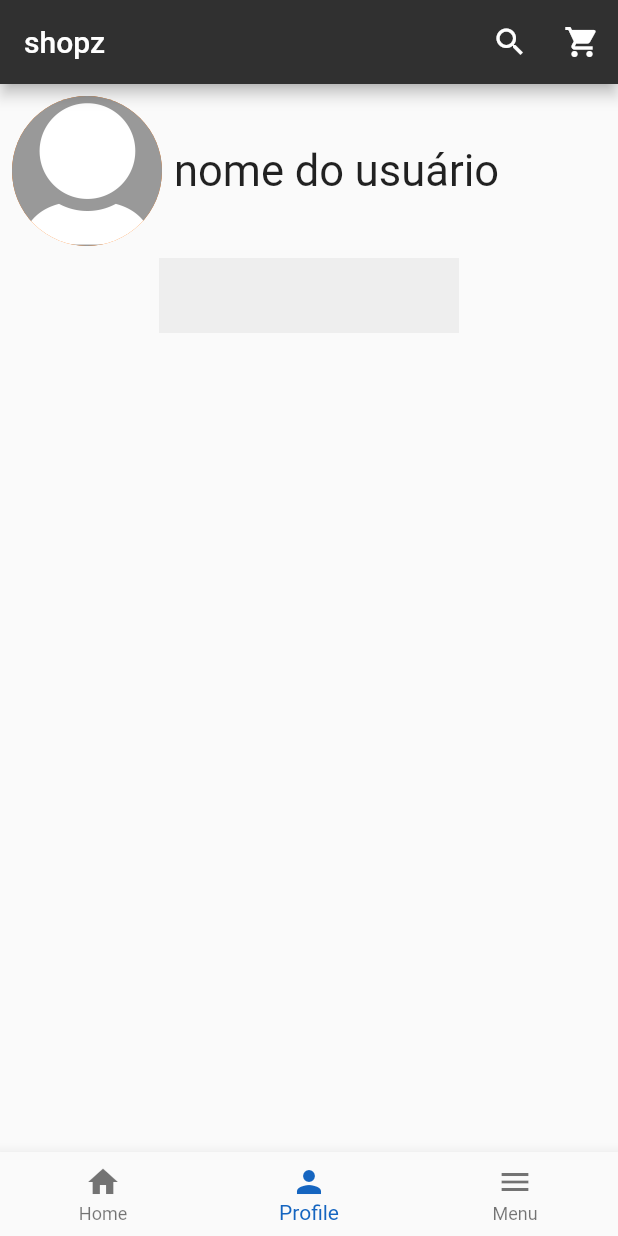
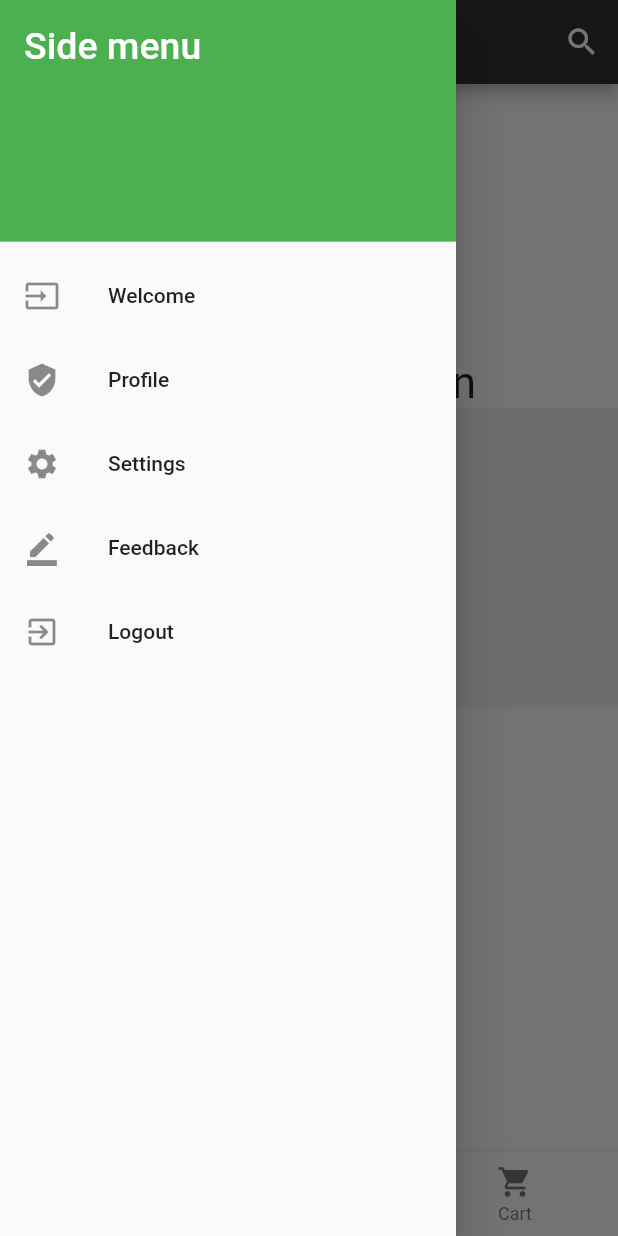
Before and after one commit to Kaine-Koyomi/Shopz_mobile, a Flutter app: the screen it shows after launch, item 2 of the bottom bar chosen, with the side drawer open (before the commit the screen has no drawer), on a phone screen of 412 x 824 dp. Run offline on Flutter 3.47's test engine with Material 2 defaults, Android fonts, the phone set to English and light mode, and no system bars; Roboto replaces fonts that are missing (anton).

Commit message:
profile and default side bar added

```diff
--- a/lib/profile.dart
+++ b/lib/profile.dart
@@ -1,12 +1,32 @@
 import 'package:flutter/material.dart';
+import 'package:flutter/services.dart';
+import 'package:shopz_app/favorite.dart';
+import 'package:shopz_app/home.dart';
+import 'package:shopz_app/item.dart';
+import 'package:shopz_app/model/product.dart';
+import 'package:shopz_app/productDetails.dart';
 
-class Profile extends StatelessWidget {
+class Profile extends StatefulWidget {
   const Profile({super.key});
+  static final lastseen = <Product>[];
+  @override
+  State<Profile> createState() => _ProfileState();
+}
 
+class _ProfileState extends State<Profile> {
   @override
   Widget build(BuildContext context) {
+    void showfavorites() {
+      Homestate.actualpage = Favorite();
+      Navigator.of(context).push(
+        MaterialPageRoute(
+          builder: (context) => Home(),
+        ),
+      );
+    }
+
     return Column(
-      children: [
+      children: <Widget>[
         Padding(
           padding: const EdgeInsets.all(8.0),
           child: Row(
@@ -27,7 +47,7 @@ class Profile extends StatelessWidget {
               const Padding(
                 padding: EdgeInsets.all(8.0),
                 child: Text(
-                  "nome do usuário",
+                  "username",
                   style: TextStyle(
                     fontSize: 29,
                   ),
@@ -36,10 +56,72 @@ class Profile extends StatelessWidget {
             ],
           ),
         ),
-        Container(
-          height: 50,
-          width: 200,
-          color: Colors.grey[200],
+        Row(
+          children: [
+            Padding(
+              padding: const EdgeInsets.all(8.0),
+              child: GestureDetector(
+                onTap: showfavorites,
+                child: Container(
+                  height: 50,
+                  width: 170,
+                  color: Colors.grey[200],
+                  child: Row(
+                    mainAxisAlignment: MainAxisAlignment.center,
+                    children: [
+                      Icon(
+                        Icons.favorite,
+                        color: Colors.red,
+                      ),
+                      Text(
+                        "Favorites",
+                        style: TextStyle(fontFamily: "anton", fontSize: 29),
+                      ),
+                    ],
+                  ),
+                ),
+              ),
+            ),
+          ],
+        ),
+        Column(
+          children: [
+            Text(
+              "last product seen",
+              style: TextStyle(fontFamily: "anton", fontSize: 29),
+            ),
+            GridView.builder(
+              shrinkWrap: true,
+              physics: const NeverScrollableScrollPhysics(),
+              gridDelegate: const SliverGridDelegateWithFixedCrossAxisCount(
+                crossAxisCount: 1,
+                mainAxisExtent: 200,
+              ),
+              itemCount: 1,
+              itemBuilder: (context, index) {
+                return GestureDetector(
+                  onTap: () => Navigator.of(context).push(
+                    MaterialPageRoute(
+                      builder: (context) =>
+                          Productdetails(product: products[index]),
+                    ),
+                  ),
+                  child: Profile.lastseen.isEmpty
+                      ? Container(
+                          width: 100,
+                          color: Colors.grey[200],
+                        )
+                      : Container(
+                          width: 100,
+                          color: Colors.grey[200],
+                          child: Item(
+                            product: Profile.lastseen.last,
+                          ),
+                        ),
+                );
+              },
+            ),
+          ],
         )
       ],
     );
--- /dev/null
+++ b/lib/sidebar.dart
@@ -0,0 +1,57 @@
+import 'package:flutter/material.dart';
+import 'package:flutter/src/widgets/container.dart';
+import 'package:flutter/src/widgets/framework.dart';
+
+class Sidebar extends StatefulWidget {
+  const Sidebar({super.key});
+
+  @override
+  State<Sidebar> createState() => _SidebarState();
+}
+
+class _SidebarState extends State<Sidebar> {
+  @override
+  Widget build(BuildContext context) {
+    return Drawer(
+      child: ListView(
+        padding: EdgeInsets.zero,
+        children: <Widget>[
+          DrawerHeader(
+            child: Text(
+              'Side menu',
+              style: TextStyle(color: Colors.white, fontSize: 25),
+            ),
+            decoration: BoxDecoration(
+              color: Colors.green,
+            ),
+          ),
+          ListTile(
+            leading: Icon(Icons.input),
+            title: Text('Welcome'),
+            onTap: () => {},
+          ),
+          ListTile(
+            leading: Icon(Icons.verified_user),
+            title: Text('Profile'),
+            onTap: () => {Navigator.of(context).pop()},
+          ),
+          ListTile(
+            leading: Icon(Icons.settings),
+            title: Text('Settings'),
+            onTap: () => {Navigator.of(context).pop()},
+          ),
+          ListTile(
+            leading: Icon(Icons.border_color),
+            title: Text('Feedback'),
+            onTap: () => {Navigator.of(context).pop()},
+          ),
+          ListTile(
+            leading: Icon(Icons.exit_to_app),
+            title: Text('Logout'),
+            onTap: () => {Navigator.of(context).pop()},
+          ),
+        ],
+      ),
+    );
+  }
+}
```
Also changed, not shown: lib/cart.dart (+15 -34 lines), lib/favorite.dart (added, +77 -0 lines), lib/home.dart (+11 -15 lines), lib/productDetails.dart (+55 -22 lines).
